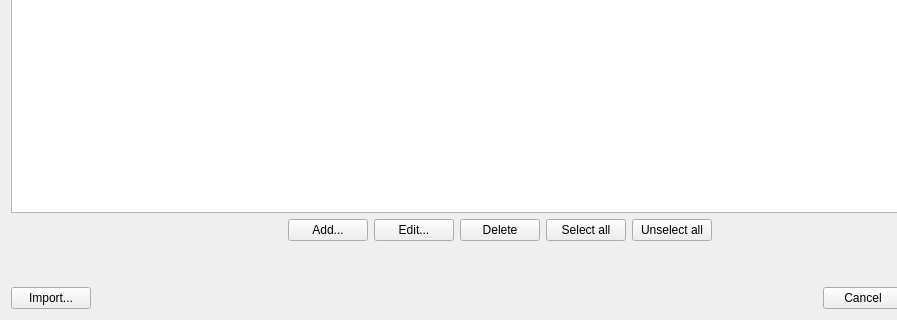
Before: the Qt Designer form src/editvariablegrowthdialog.ui in redmoon1945/gbp, drawn with Qt 5; both pictures show x 0 to 897 and y 280 to 600 of the 1000 by 600 pixel window.
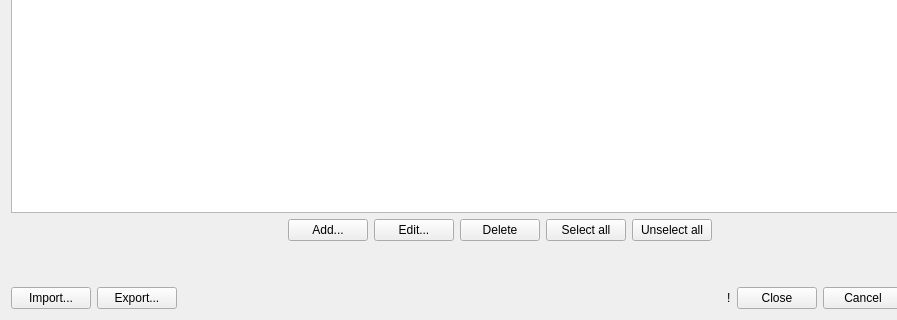
After: the same form once the commit is applied.

Diff of the .ui file:
```diff
--- a/src/editvariablegrowthdialog.ui
+++ b/src/editvariablegrowthdialog.ui
@@ -183,6 +183,19 @@
          </property>
         </widget>
        </item>
+       <item>
+        <widget class="QPushButton" name="exportPushButton">
+         <property name="toolTip">
+          <string>&lt;html&gt;&lt;head/&gt;&lt;body&gt;&lt;p&gt;Export the content of the list into a CSV file. The current list is not affected.&lt;/p&gt;&lt;/body&gt;&lt;/html&gt;</string>
+         </property>
+         <property name="text">
+          <string>Export...</string>
+         </property>
+         <property name="autoDefault">
+          <bool>false</bool>
+         </property>
+        </widget>
+       </item>
        <item>
         <spacer name="horizontalSpacer">
          <property name="orientation">
@@ -196,6 +209,29 @@
          </property>
         </spacer>
        </item>
+       <item>
+        <widget class="QLabel" name="modifiedWarningLabel">
+         <property name="toolTip">
+          <string>&lt;html&gt;&lt;head/&gt;&lt;body&gt;&lt;p&gt;The list has been modified in this window. Click &amp;quot;Apply&amp;quot; to apply the changes, or &amp;quot;Cancel&amp;quot; to discard them.&lt;/p&gt;&lt;/body&gt;&lt;/html&gt;</string>
+         </property>
+         <property name="text">
+          <string notr="true">!</string>
+         </property>
+        </widget>
+       </item>
+       <item>
+        <widget class="QPushButton" name="closePushButton">
+         <property name="text">
+          <string>Close</string>
+         </property>
+         <property name="autoDefault">
+          <bool>false</bool>
+         </property>
+         <property name="default">
+          <bool>false</bool>
+         </property>
+        </widget>
+       </item>
        <item>
         <widget class="QPushButton" name="cancelPushButton">
          <property name="text">
```
Left out of the diff: 3 changed lines with no effect on the pictures.
